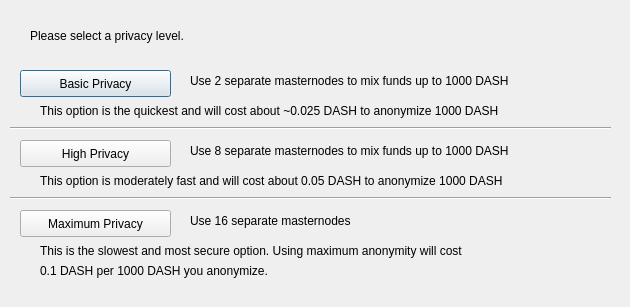
Before: the Qt Designer form src/qt/forms/darksendconfig.ui in OmegaBlockchain/omegacoin, drawn with Qt 5.
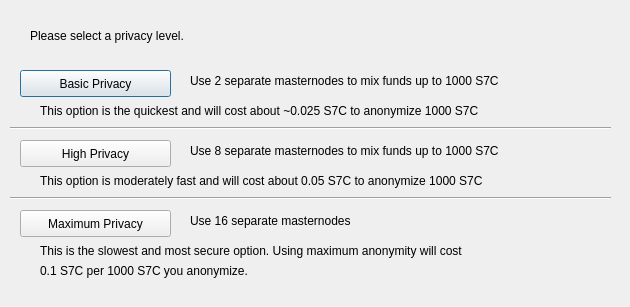
After: the same form once the commit is applied.

```diff
--- a/src/qt/forms/darksendconfig.ui
+++ b/src/qt/forms/darksendconfig.ui
@@ -75,7 +75,7 @@
     </rect>
    </property>
    <property name="text">
-    <string>Use 2 separate masternodes to mix funds up to 1000 DASH</string>
+    <string>Use 2 separate masternodes to mix funds up to 1000 S7C</string>
    </property>
   </widget>
   <widget class="QLabel" name="label_3">
@@ -88,7 +88,7 @@
     </rect>
    </property>
    <property name="text">
-    <string>Use 8 separate masternodes to mix funds up to 1000 DASH</string>
+    <string>Use 8 separate masternodes to mix funds up to 1000 S7C</string>
    </property>
   </widget>
   <widget class="QLabel" name="label_4">
@@ -114,7 +114,7 @@
     </rect>
    </property>
    <property name="text">
-    <string>This option is the quickest and will cost about ~0.025 DASH to anonymize 1000 DASH</string>
+    <string>This option is the quickest and will cost about ~0.025 S7C to anonymize 1000 S7C</string>
    </property>
   </widget>
   <widget class="QLabel" name="label_7">
@@ -127,7 +127,7 @@
     </rect>
    </property>
    <property name="text">
-    <string>This option is moderately fast and will cost about 0.05 DASH to anonymize 1000 DASH</string>
+    <string>This option is moderately fast and will cost about 0.05 S7C to anonymize 1000 S7C</string>
    </property>
   </widget>
   <widget class="QLabel" name="label_8">
@@ -153,7 +153,7 @@
     </rect>
    </property>
    <property name="text">
-    <string>0.1 DASH per 1000 DASH you anonymize.</string>
+    <string>0.1 S7C per 1000 S7C you anonymize.</string>
    </property>
   </widget>
   <widget class="Line" name="line">
```
